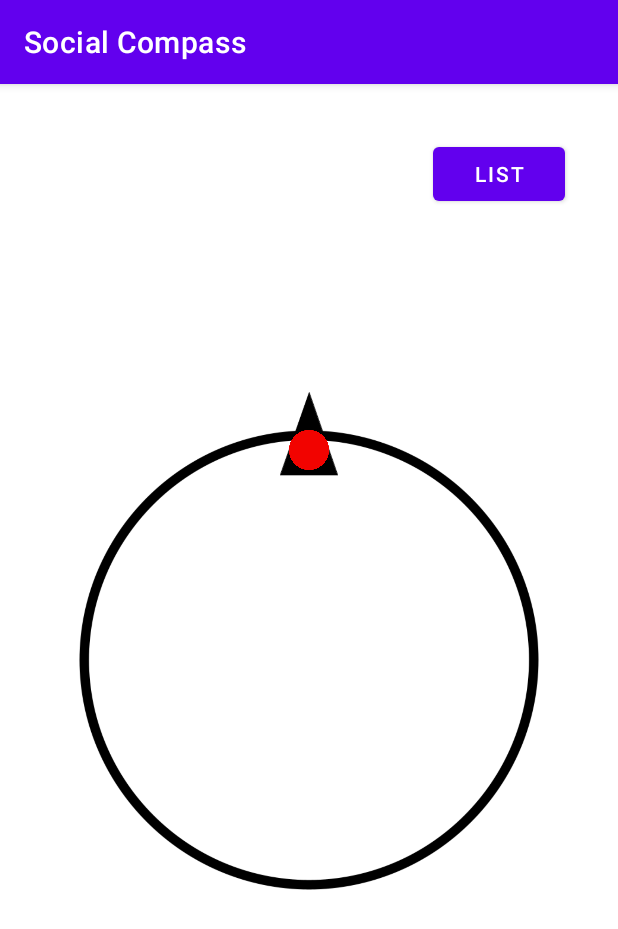
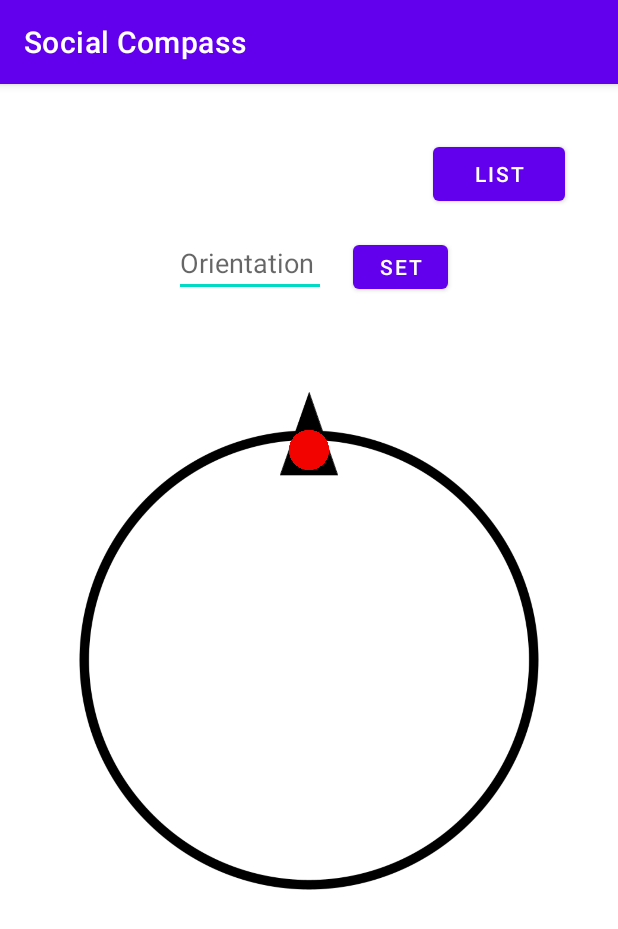
Before and after one commit to CSE-110-Winter-2023/cse-110-project-cse110-team-36, an Android app: the screen it shows after launch (MainActivity), on a phone screen of 412 x 824 dp. Shown: the top 929 px of the screen. Run offline under Robolectric (Android 15) with nearby library versions, the phone set to English and light mode, and no system bars.

Commit message:
Started mock orientation feature, button crashes and not sure how to implement

```diff
--- a/app/src/main/java/edu/ucsd/cse110/lab4/MainActivity.java
+++ b/app/src/main/java/edu/ucsd/cse110/lab4/MainActivity.java
@@ -7,6 +7,7 @@ import androidx.core.app.ActivityCompat;
 import android.Manifest;
 import android.content.Intent;
 import android.content.SharedPreferences;
+import android.content.pm.ActivityInfo;
 import android.content.pm.PackageManager;
 import android.hardware.SensorManager;
 import android.os.Bundle;
@@ -14,6 +15,9 @@ import android.util.Log;
 import android.view.View;
 import android.widget.ImageView;
 import android.widget.TextView;
+
+import org.w3c.dom.Text;
+
 import java.lang.Math;
 
 public class MainActivity extends AppCompatActivity {
@@ -81,4 +85,11 @@ public class MainActivity extends AppCompatActivity {
         startActivity(intent);
         finish();
     }
+
+    //set mock orientation
+    public void setOrientation(View view){
+        TextView orientation = findViewById(R.id.orientation);
+        int orientationDegrees = Integer.parseInt(orientation.getText().toString());
+        //azimuth value, 0 is north, -180/180 is south
+    }
 }
--- a/app/src/main/res/layout/activity_main.xml
+++ b/app/src/main/res/layout/activity_main.xml
@@ -58,4 +58,31 @@
         app:layout_constraintEnd_toEndOf="parent"
         app:layout_constraintTop_toTopOf="parent" />
 
+    <EditText
+        android:id="@+id/orientation"
+        android:layout_width="101dp"
+        android:layout_height="39dp"
+        android:ems="10"
+        android:hint="Orientation"
+        android:inputType="number"
+        app:layout_constraintBottom_toBottomOf="parent"
+        app:layout_constraintEnd_toEndOf="parent"
+        app:layout_constraintHorizontal_bias="0.374"
+        app:layout_constraintStart_toStartOf="parent"
+        app:layout_constraintTop_toTopOf="parent"
+        app:layout_constraintVertical_bias="0.141" />
+
+    <Button
+        android:id="@+id/setOrientation"
+        android:layout_width="63dp"
+        android:layout_height="41dp"
+        android:text="Set"
+        android:onClick="setOrientation"
+        app:layout_constraintBottom_toBottomOf="parent"
+        app:layout_constraintEnd_toEndOf="parent"
+        app:layout_constraintHorizontal_bias="0.675"
+        app:layout_constraintStart_toStartOf="parent"
+        app:layout_constraintTop_toTopOf="parent"
+        app:layout_constraintVertical_bias="0.139" />
+
 </androidx.constraintlayout.widget.ConstraintLayout>
```
